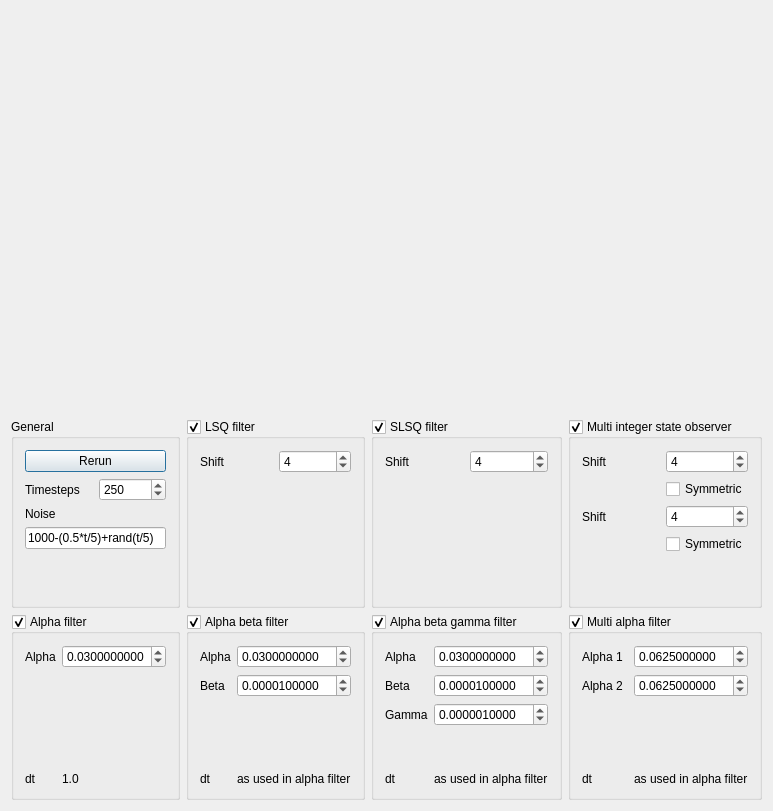
Above: Tools/ToolStateObserver/qtstateobservermaindialog.ui from richelbilderbeek/ProjectRichelBilderbeek before the change. Below: the same form after it.
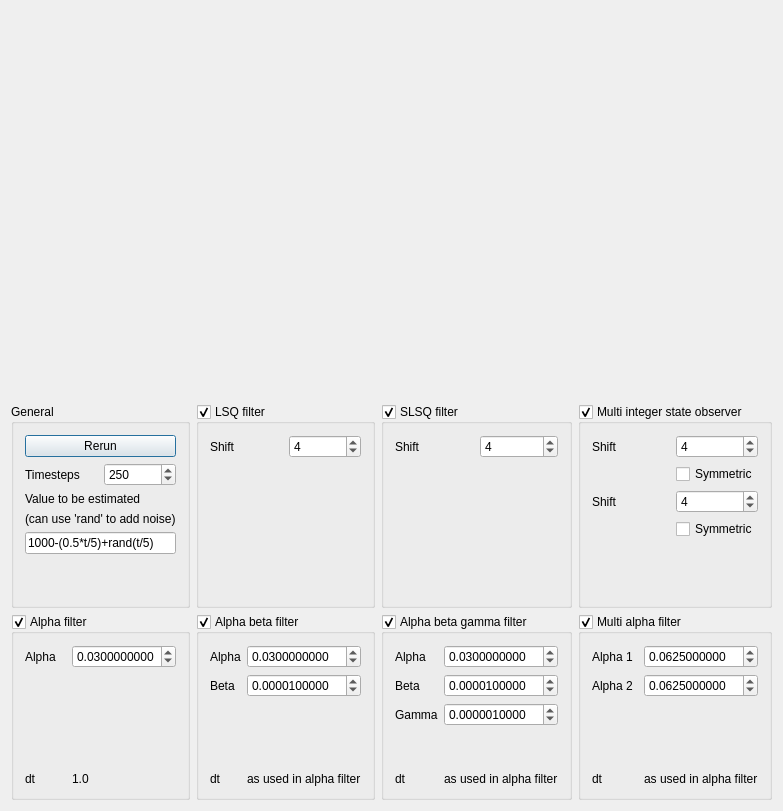
That is the form after the change. Custom widgets are drawn as their Qt base class.

```diff
--- a/Tools/ToolStateObserver/qtstateobservermaindialog.ui
+++ b/Tools/ToolStateObserver/qtstateobservermaindialog.ui
@@ -63,7 +63,7 @@
         </property>
        </widget>
       </item>
-      <item row="4" column="1">
+      <item row="5" column="1">
        <spacer name="verticalSpacer_5">
         <property name="orientation">
          <enum>Qt::Vertical</enum>
@@ -82,17 +82,27 @@
          <string>The value that would be measured without noise</string>
         </property>
         <property name="text">
-         <string>Noise</string>
+         <string>Value to be estimated</string>
         </property>
        </widget>
       </item>
-      <item row="3" column="0" colspan="2">
+      <item row="4" column="0" colspan="2">
        <widget class="QLineEdit" name="edit_noise">
         <property name="text">
          <string>1000-(0.5*t/5)+rand(t/5)</string>
         </property>
        </widget>
       </item>
+      <item row="3" column="0" colspan="2">
+       <widget class="QLabel" name="label">
+        <property name="toolTip">
+         <string>For example 'rand(10)'</string>
+        </property>
+        <property name="text">
+         <string>(can use 'rand' to add noise)</string>
+        </property>
+       </widget>
+      </item>
      </layout>
     </widget>
    </item>
```
Left out of the diff: 19 changed lines with no effect on the pictures.
